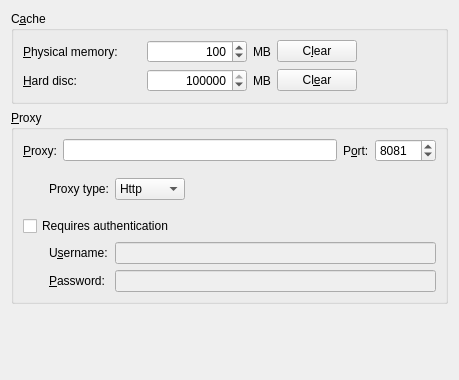
The window that src/lib/MarbleCacheSettingsWidget.ui (KDE/marble) describes before a commit, drawn with Qt 5.
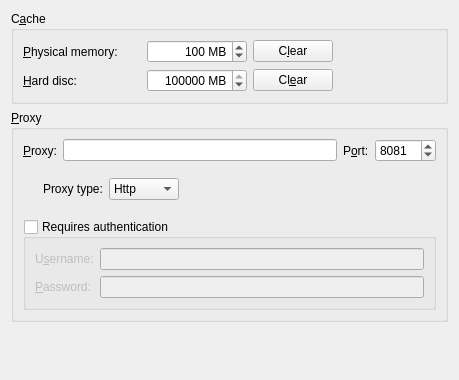
The same window after the commit.

Commit message:
facelift for cache settings widget
* use suffix rather than additional QLabel for spin boxes
* use group box for housing username and password inputs

Patch:
```diff
--- a/src/lib/MarbleCacheSettingsWidget.ui
+++ b/src/lib/MarbleCacheSettingsWidget.ui
@@ -50,6 +50,9 @@
         <property name="alignment">
          <set>Qt::AlignRight</set>
         </property>
+        <property name="suffix">
+         <string> MB</string>
+        </property>
         <property name="maximum">
          <number>999999</number>
         </property>
@@ -59,13 +62,6 @@
        </widget>
       </item>
       <item row="0" column="2">
-       <widget class="QLabel" name="label_MBVolatileCache">
-        <property name="text">
-         <string>MB</string>
-        </property>
-       </widget>
-      </item>
-      <item row="0" column="3">
        <widget class="QPushButton" name="button_clearVolatileCache">
         <property name="sizePolicy">
          <sizepolicy hsizetype="Maximum" vsizetype="Fixed">
@@ -78,7 +74,7 @@
         </property>
        </widget>
       </item>
-      <item row="0" column="5">
+      <item row="0" column="4">
        <spacer>
         <property name="orientation">
          <enum>Qt::Horizontal</enum>
@@ -127,6 +123,9 @@
         <property name="specialValueText">
          <string>Unlimited</string>
         </property>
+        <property name="suffix">
+         <string> MB</string>
+        </property>
         <property name="maximum">
          <number>999999</number>
         </property>
@@ -135,14 +134,7 @@
         </property>
        </widget>
       </item>
-      <item row="1" column="2">
-       <widget class="QLabel" name="label_MBPersistentCache">
-        <property name="text">
-         <string>MB</string>
-        </property>
-       </widget>
-      </item>
-      <item row="1" column="3" colspan="2">
+      <item row="1" column="2" colspan="2">
        <widget class="QPushButton" name="button_clearPersistentCache">
         <property name="sizePolicy">
          <sizepolicy hsizetype="Maximum" vsizetype="Fixed">
@@ -155,7 +147,7 @@
         </property>
        </widget>
       </item>
-      <item row="1" column="5">
+      <item row="1" column="4">
        <spacer>
         <property name="orientation">
          <enum>Qt::Horizontal</enum>
@@ -241,16 +233,30 @@
        </spacer>
       </item>
       <item>
-       <layout class="QGridLayout" name="proxyGridLayout">
-        <item row="0" column="1">
+       <layout class="QHBoxLayout" name="horizontalLayout_2">
+        <item>
+         <spacer name="horizontalSpacer_4">
+          <property name="orientation">
+           <enum>Qt::Horizontal</enum>
+          </property>
+          <property name="sizeType">
+           <enum>QSizePolicy::Fixed</enum>
+          </property>
+          <property name="sizeHint" stdset="0">
+           <size>
+            <width>20</width>
+            <height>20</height>
+           </size>
+          </property>
+         </spacer>
+        </item>
+        <item>
          <widget class="QLabel" name="label_proxyType">
           <property name="text">
            <string>Proxy type:</string>
           </property>
          </widget>
         </item>
-        <item row="0" column="2">
-         <layout class="QHBoxLayout" name="horizontalLayout_2">
           <item>
            <widget class="QComboBox" name="kcfg_proxyType">
             <item>
@@ -280,17 +286,10 @@
           </item>
          </layout>
         </item>
-        <item row="2" column="0" colspan="3">
-         <widget class="QCheckBox" name="kcfg_proxyAuth">
-          <property name="text">
-           <string>Requires authentication</string>
-          </property>
-         </widget>
-        </item>
-        <item row="3" column="0">
-         <spacer name="horizontalSpacer_2">
+      <item>
+       <spacer name="verticalSpacer_3">
           <property name="orientation">
-           <enum>Qt::Horizontal</enum>
+         <enum>Qt::Vertical</enum>
           </property>
           <property name="sizeType">
            <enum>QSizePolicy::Fixed</enum>
@@ -298,12 +297,30 @@
           <property name="sizeHint" stdset="0">
            <size>
             <width>20</width>
-            <height>20</height>
+          <height>13</height>
            </size>
           </property>
          </spacer>
         </item>
-        <item row="3" column="1">
+      <item>
+       <widget class="QGroupBox" name="kcfg_proxyAuth">
+        <property name="title">
+         <string>Requires authentication</string>
+        </property>
+        <property name="flat">
+         <bool>true</bool>
+        </property>
+        <property name="checkable">
+         <bool>true</bool>
+        </property>
+        <property name="checked">
+         <bool>false</bool>
+        </property>
+        <property name="text" stdset="0">
+         <string>Requires authentication</string>
+        </property>
+        <layout class="QGridLayout" name="gridLayout">
+         <item row="0" column="0">
          <widget class="QLabel" name="label_username">
           <property name="text">
            <string>U&amp;sername:</string>
@@ -313,30 +330,7 @@
           </property>
          </widget>
         </item>
-        <item row="3" column="2">
-         <widget class="QLineEdit" name="kcfg_proxyUser">
-          <property name="enabled">
-           <bool>false</bool>
-          </property>
-         </widget>
-        </item>
-        <item row="4" column="0">
-         <spacer name="horizontalSpacer_3">
-          <property name="orientation">
-           <enum>Qt::Horizontal</enum>
-          </property>
-          <property name="sizeType">
-           <enum>QSizePolicy::Fixed</enum>
-          </property>
-          <property name="sizeHint" stdset="0">
-           <size>
-            <width>20</width>
-            <height>20</height>
-           </size>
-          </property>
-         </spacer>
-        </item>
-        <item row="4" column="1">
+         <item row="1" column="0">
          <widget class="QLabel" name="label_password">
           <property name="text">
            <string>&amp;Password:</string>
@@ -346,7 +340,7 @@
           </property>
          </widget>
         </item>
-        <item row="4" column="2">
+         <item row="1" column="1">
          <widget class="QLineEdit" name="kcfg_proxyPass">
           <property name="enabled">
            <bool>false</bool>
@@ -356,39 +350,15 @@
           </property>
          </widget>
         </item>
-        <item row="1" column="2">
-         <spacer name="verticalSpacer_3">
-          <property name="orientation">
-           <enum>Qt::Vertical</enum>
-          </property>
-          <property name="sizeType">
-           <enum>QSizePolicy::Fixed</enum>
-          </property>
-          <property name="sizeHint" stdset="0">
-           <size>
-            <width>20</width>
-            <height>10</height>
-           </size>
-          </property>
-         </spacer>
-        </item>
-        <item row="0" column="0">
-         <spacer name="horizontalSpacer_4">
-          <property name="orientation">
-           <enum>Qt::Horizontal</enum>
-          </property>
-          <property name="sizeType">
-           <enum>QSizePolicy::Fixed</enum>
-          </property>
-          <property name="sizeHint" stdset="0">
-           <size>
-            <width>20</width>
-            <height>20</height>
-           </size>
-          </property>
-         </spacer>
-        </item>
-       </layout>
+         <item row="0" column="1">
+          <widget class="QLineEdit" name="kcfg_proxyUser">
+           <property name="enabled">
+            <bool>false</bool>
+           </property>
+          </widget>
+         </item>
+        </layout>
+       </widget>
       </item>
      </layout>
     </widget>
```
Lines whose indentation alone changed are shown as unchanged. The commit also changes 1 other file.
